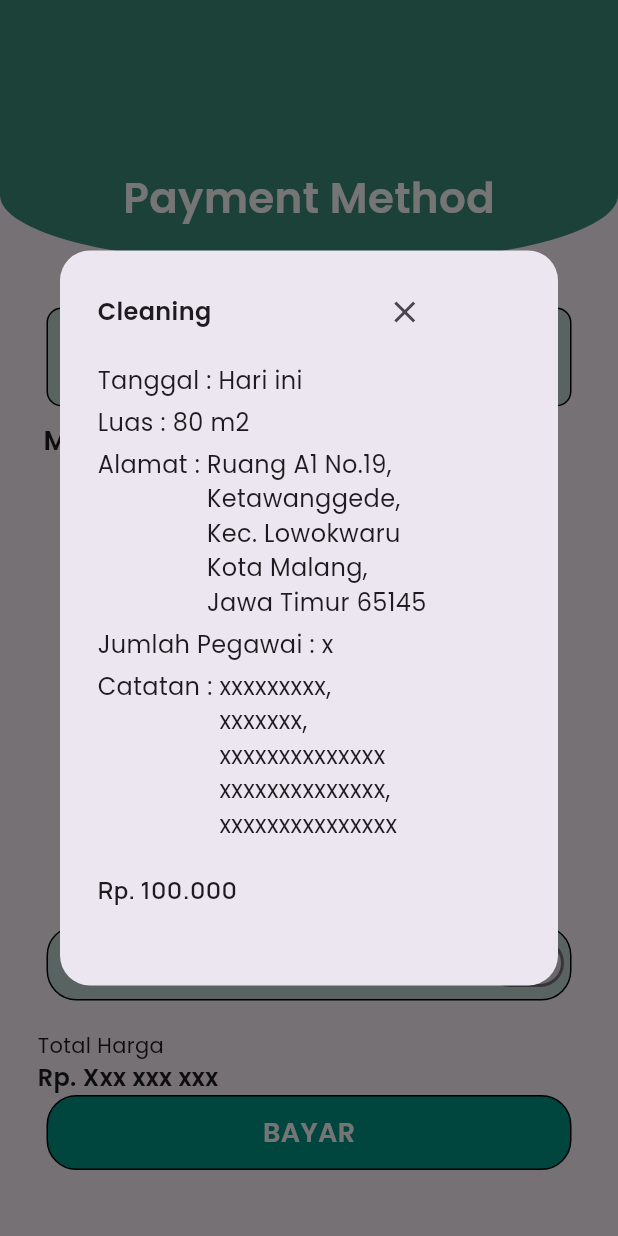
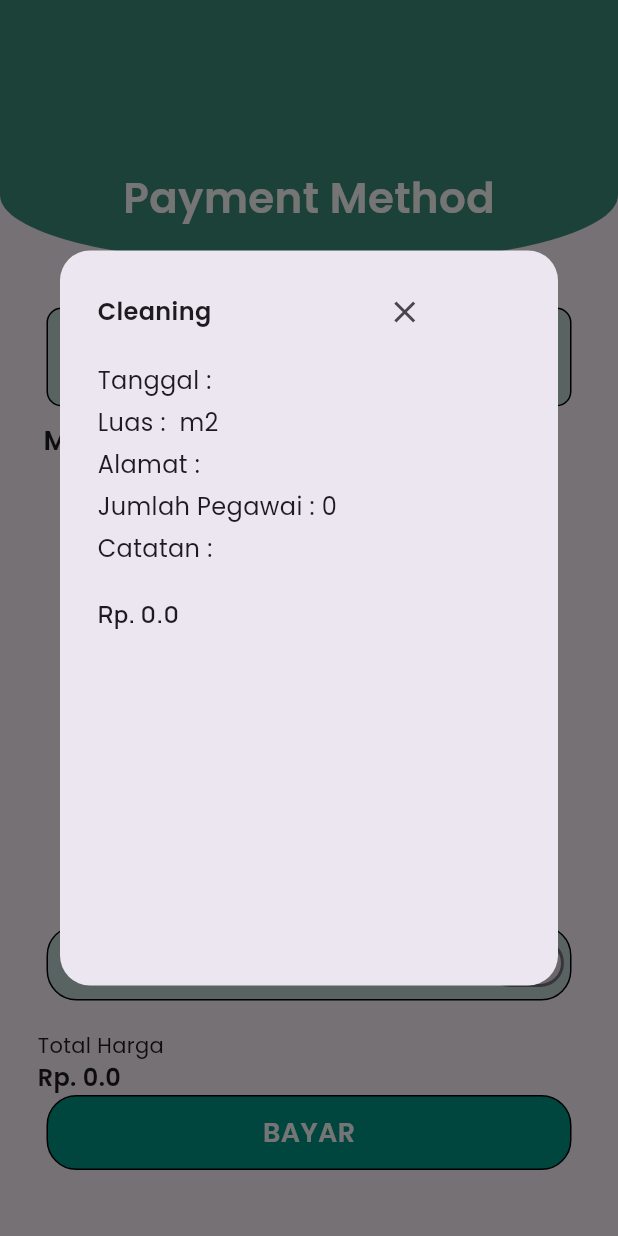
Before and after one commit to AstriaLfy/Resikin, a Flutter app: the PaymentMethod screen opened directly with empty values, after a tap on the "keyboard arrow down" icon, on a phone screen of 412 x 824 dp. Run offline on Flutter 3.47's test engine with Material 3 defaults, Android fonts, the phone set to English and light mode, and no system bars; our stand-ins replace cloud_firestore, firebase_auth, firebase_core, flutter_svg, google_fonts, google_sign_in and 3 more; accounts and stored records are empty.

Commit message:
add: 2 regis

```diff
--- a/lib/page/login_as.dart
+++ b/lib/page/login_as.dart
@@ -1,7 +1,7 @@
 import 'package:flutter/material.dart';
 import 'package:google_fonts/google_fonts.dart';
 import 'package:resikin/page/login_page.dart';
-import 'package:resikin/page/regist_form.dart';
+import 'package:resikin/page/regist_form_user.dart';
 import 'reusable.dart';
 import 'package:flutter_svg/flutter_svg.dart';
 import 'loginEmp.dart';
--- a/lib/page/payment_method.dart
+++ b/lib/page/payment_method.dart
@@ -9,8 +9,21 @@ import 'package:resikin/features/utility/utils.dart';
 
 class PaymentMethod extends StatefulWidget {
   final String cleaningId;
+  final String luas;
+  final String alamat;
+  final int jumlahPegawai;
+  final String catatan;
+  final String tanggal;
 
-  const PaymentMethod({Key? key, required this.cleaningId}) : super(key: key);
+  const PaymentMethod({
+    Key? key,
+    required this.cleaningId,
+    required this.luas,
+    required this.alamat,
+    required this.jumlahPegawai,
+    required this.catatan,
+    required this.tanggal,
+  }) : super(key: key);
 
   @override
   _PaymentMethodState createState() => _PaymentMethodState();
@@ -18,9 +31,25 @@ class PaymentMethod extends StatefulWidget {
 
 class _PaymentMethodState extends State<PaymentMethod> {
   final _dbService = DatabaseService();
-  double amount = 100000;
+  double amount = 0;
   String? _selectedPaymentMethod;
   bool _agreeToUseCoins = false;
+
+  @override
+  void initState() {
+    super.initState();
+    amount = _calculatePrice(widget.luas).toDouble();
+    ;
+  }
+
+  int _calculatePrice(String luas) {
+    int area = int.tryParse(luas) ?? 0;
+    if (area <= 0) {
+      return 0;
+    } else {
+      return ((area + 49) ~/ 50) * 50000;
+    }
+  }
 
   void _processPayment() async {
     await _dbService.createPayment(widget.cleaningId, amount);
@@ -32,7 +61,7 @@ class _PaymentMethodState extends State<PaymentMethod> {
     Map<String, dynamic> paymentData = {
       'payment_method': _selectedPaymentMethod,
       'use_coins': _agreeToUseCoins,
-      'total_price': "Rp. Xxx xxx xxx",
+      'total_price': amount,
       'timestamp': FieldValue.serverTimestamp(),
     };
   }
@@ -75,22 +104,20 @@ class _PaymentMethodState extends State<PaymentMethod> {
 
                   SizedBox(height: 10),
                   Text(
-                    "Tanggal : Hari ini",
+                    "Tanggal : ${widget.tanggal}",
                     style: GoogleFonts.poppins(fontSize: 16),
                   ),
 
                   SizedBox(height: 5),
                   Text(
-                    "Luas : 80 m2",
+                    "Luas : ${widget.luas} m2",
                     style: GoogleFonts.poppins(fontSize: 16),
                   ),
 
                   SizedBox(height: 5),
 
                   Row(
-                    crossAxisAlignment:
-                        CrossAxisAlignment
-                            .start, // Menyelaraskan teks di bagian atas
+                    crossAxisAlignment: CrossAxisAlignment.start,
                     children: [
                       Text(
                         "Alamat : ",
@@ -98,16 +125,10 @@ class _PaymentMethodState extends State<PaymentMethod> {
                       ),
                       Expanded(
                         child: Column(
-                          crossAxisAlignment:
-                              CrossAxisAlignment
-                                  .start, // Menyelaraskan teks alamat ke kiri
+                          crossAxisAlignment: CrossAxisAlignment.start,
                           children: [
                             Text(
-                              "Ruang A1 No.19,\n"
-                              "Ketawanggede,\n"
-                              "Kec. Lowokwaru\n"
-                              "Kota Malang,\n"
-                              "Jawa Timur 65145",
+                              widget.alamat,
                               style: GoogleFonts.poppins(fontSize: 16),
                             ),
                           ],
@@ -118,15 +139,13 @@ class _PaymentMethodState extends State<PaymentMethod> {
 
                   SizedBox(height: 5),
                   Text(
-                    "Jumlah Pegawai : x",
+                    "Jumlah Pegawai : ${widget.jumlahPegawai}",
                     style: GoogleFonts.poppins(fontSize: 16),
                   ),
 
                   SizedBox(height: 5),
                   Row(
-                    crossAxisAlignment:
-                        CrossAxisAlignment
-                            .start, // Menyelaraskan teks di bagian atas
+                    crossAxisAlignment: CrossAxisAlignment.start,
                     children: [
                       Text(
                         "Catatan : ",
@@ -134,16 +153,10 @@ class _PaymentMethodState extends State<PaymentMethod> {
                       ),
                       Expanded(
                         child: Column(
-                          crossAxisAlignment:
-                              CrossAxisAlignment
-                                  .start, // Menyelaraskan teks alamat ke kiri
+                          crossAxisAlignment: CrossAxisAlignment.start,
                           children: [
                             Text(
-                              "xxxxxxxxx,\n"
-                              "xxxxxxx,\n"
-                              "xxxxxxxxxxxxxx\n"
-                              "xxxxxxxxxxxxxx,\n"
-                              "xxxxxxxxxxxxxxx",
+                              widget.catatan,
                               style: GoogleFonts.poppins(fontSize: 16),
                             ),
                           ],
@@ -157,7 +170,7 @@ class _PaymentMethodState extends State<PaymentMethod> {
                   Row(
                     children: [
                       Text(
-                        "Rp. 100.000",
+                        "Rp. ${amount.toString()}",
                         style: TextStyle(
                           fontSize: 16,
                           fontWeight: FontWeight.w600,
@@ -226,7 +239,7 @@ class _PaymentMethodState extends State<PaymentMethod> {
                         SizedBox(height: 10),
                         Text("Cleaning"),
                         SizedBox(height: 5),
-                        Text("Rp. 100.000"),
+                        Text("Rp. ${amount.toString()}"),
                       ],
                     ),
 
@@ -370,7 +383,7 @@ class _PaymentMethodState extends State<PaymentMethod> {
                       style: GoogleFonts.poppins(fontSize: 14),
                     ),
                     Text(
-                      "Rp. Xxx xxx xxx",
+                      "Rp. ${amount.toString()}",
                       style: GoogleFonts.poppins(
                         fontSize: 16,
                         fontWeight: FontWeight.w600,
--- a/lib/page/regist_form.dart
+++ b/lib/page/regist_form_user.dart
@@ -8,12 +8,12 @@ import 'reusable.dart';
 import 'package:resikin/bottomnavbar.dart';
 import 'package:resikin/features/utility/utils.dart';
 
-class RegisterForm extends StatefulWidget {
+class RegisterFormUser extends StatefulWidget {
   @override
-  _RegisterFormState createState() => _RegisterFormState();
+  _RegisterFormUserState createState() => _RegisterFormUserState();
 }
 
-class _RegisterFormState extends State<RegisterForm> {
+class _RegisterFormUserState extends State<RegisterFormUser> {
   final _dbService = DatabaseService();
   final FirebaseAuthServices _authServices = FirebaseAuthServices();
   final TextEditingController _nameController = TextEditingController();
--- a/lib/page/register_page.dart
+++ b/lib/page/register_page.dart
@@ -1,7 +1,7 @@
 import 'package:flutter/material.dart';
 import 'package:google_fonts/google_fonts.dart';
 import 'package:resikin/page/login_page.dart';
-import 'package:resikin/page/regist_form.dart';
+import 'package:resikin/page/regist_form_user.dart';
 import 'reusable.dart';
 import 'package:flutter_svg/flutter_svg.dart';
 import 'package:resikin/features/utility/utils.dart';
@@ -38,7 +38,7 @@ class RegisterPage extends StatelessWidget {
 
               GestureDetector(
                 onTap: () {
-                  navigateTo(context, RegisterForm());
+                  navigateTo(context, RegisterFormUser());
                 },
                 child: Container(
                   height: 56,
@@ -86,7 +86,7 @@ class RegisterPage extends StatelessWidget {
 
               GestureDetector(
                 onTap: () {
-                  navigateTo(context, RegisterForm());
+                  navigateTo(context, RegisterFormUser());
                 },
                 child: ReuseField(
                   color: Color(0xFF3D8D7A),
```
Also changed, not shown: lib/features/firestore_database/database_service.dart (+38 -5 lines), lib/page/cleanup.dart (+8 -23 lines), lib/page/loginEmp.dart (+75 -5 lines), lib/page/regist_form_emp.dart (added, +196 -0 lines).
